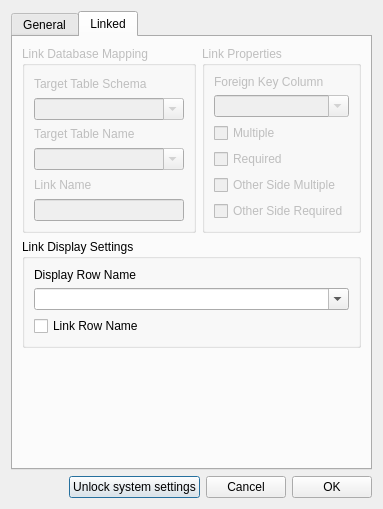
SqrtMinusOne/ERMaket, file src/ui/ui_source/hierarchy/column_dialog.ui: the form before one commit.
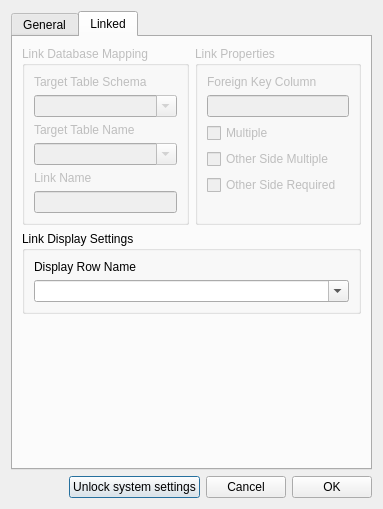
The form after the commit. The open tabs and pages were chosen to show the change.

Commit message: Editable column model

The edit to the form file:
```diff
--- a/src/ui/ui_source/hierarchy/column_dialog.ui
+++ b/src/ui/ui_source/hierarchy/column_dialog.ui
@@ -334,11 +334,7 @@
              </widget>
             </item>
             <item>
-             <widget class="QComboBox" name="link_fk_combobox">
-              <property name="editable">
-               <bool>true</bool>
-              </property>
-             </widget>
+             <widget class="QLineEdit" name="fk_name_edit"/>
             </item>
             <item>
              <widget class="QCheckBox" name="is_multiple_checkbox">
@@ -348,14 +344,7 @@
              </widget>
             </item>
             <item>
-             <widget class="QCheckBox" name="is_required_checkbox">
-              <property name="text">
-               <string>Required</string>
-              </property>
-             </widget>
-            </item>
-            <item>
-             <widget class="QCheckBox" name="is_other_side_multiple_checkbox">
+             <widget class="QCheckBox" name="link_multiple_checkbox">
               <property name="text">
                <string>Other Side Multiple</string>
               </property>
@@ -368,6 +357,19 @@
               </property>
              </widget>
             </item>
+            <item>
+             <spacer name="verticalSpacer_3">
+              <property name="orientation">
+               <enum>Qt::Vertical</enum>
+              </property>
+              <property name="sizeHint" stdset="0">
+               <size>
+                <width>20</width>
+                <height>10</height>
+               </size>
+              </property>
+             </spacer>
+            </item>
            </layout>
           </widget>
          </item>
@@ -393,13 +395,6 @@
             </property>
            </widget>
           </item>
-          <item>
-           <widget class="QCheckBox" name="checkBox">
-            <property name="text">
-             <string>Link Row Name</string>
-            </property>
-           </widget>
-          </item>
          </layout>
         </widget>
        </item>
@@ -411,7 +406,7 @@
          <property name="sizeHint" stdset="0">
           <size>
            <width>20</width>
-           <height>76</height>
+           <height>112</height>
           </size>
          </property>
         </spacer>
```
Left out of the diff: 20 changed lines with no effect on the pictures. The commit also changes 3 other files.
